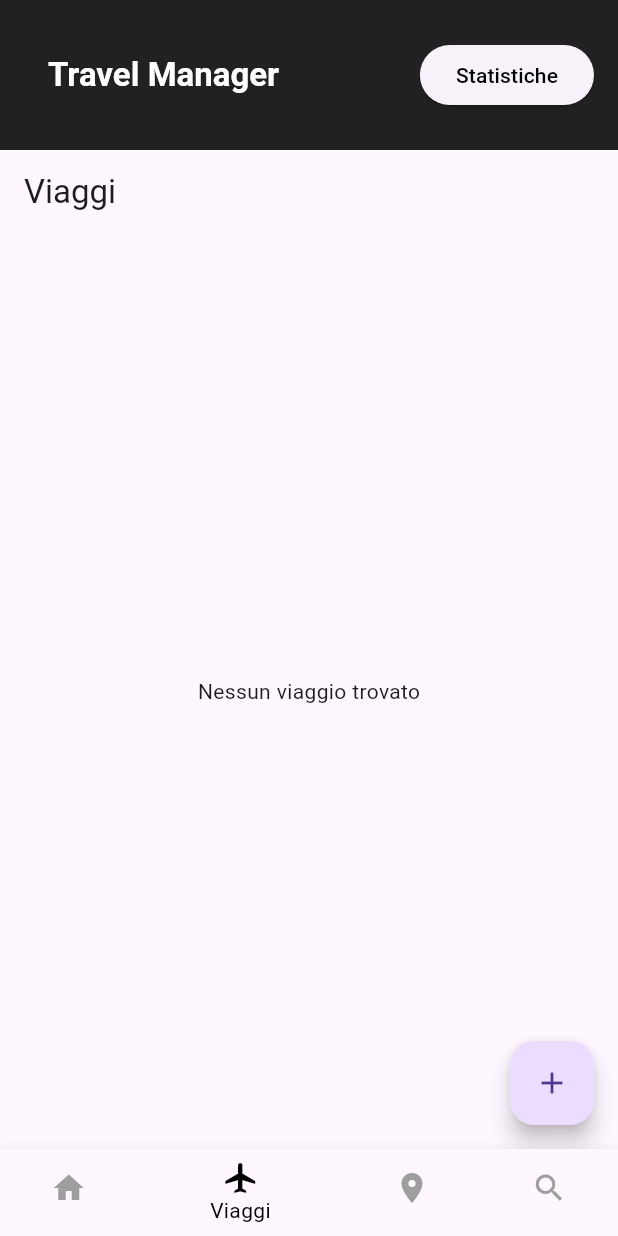
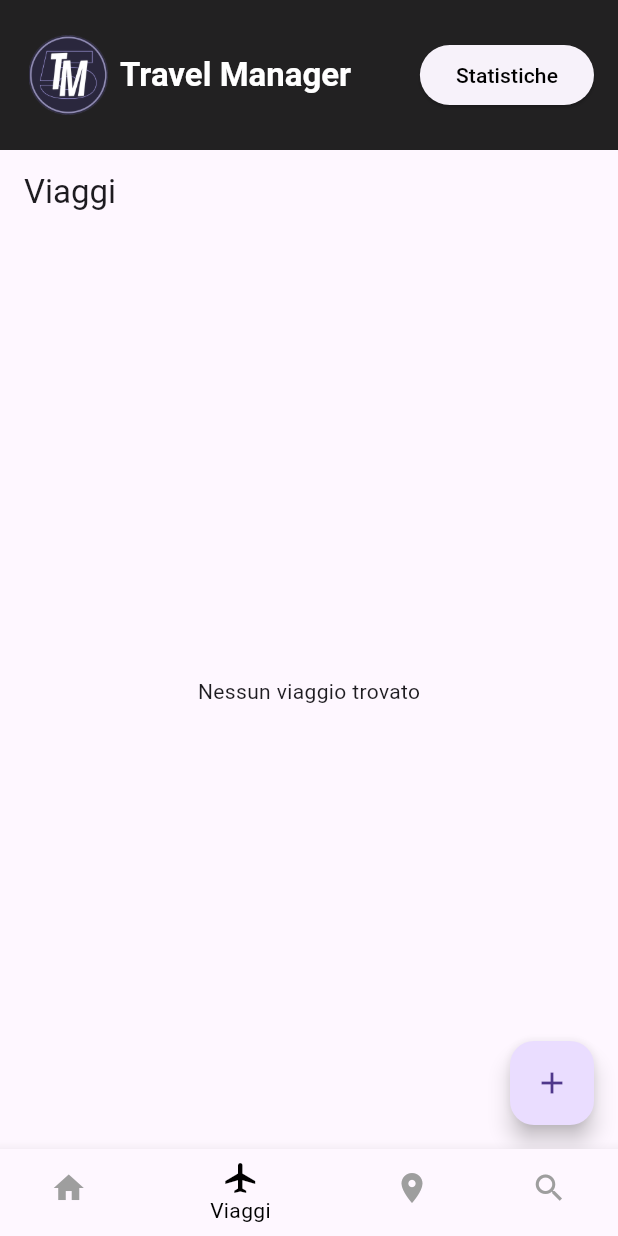
Before and after one commit to antoniosantarpia/mobile, a Flutter app: the screen it shows after launch, swiped to page 2, on a phone screen of 412 x 824 dp. Run offline on Flutter 3.47's test engine with Material 3 defaults, Android fonts, the phone set to English and light mode, and no system bars; our stand-ins replace sqflite; accounts and stored records are empty.

Commit message:
initial commit

```diff
--- a/lib/homescreen.dart
+++ b/lib/homescreen.dart
@@ -120,7 +120,6 @@ class _HomePageContentState extends State<HomePageContent> {
                       destinazione.nome,
                       style: const TextStyle(fontWeight: FontWeight.bold),
                     ),
-                    trailing: const Icon(Icons.arrow_forward_ios),
                   ),
                 );
               },
--- a/lib/main.dart
+++ b/lib/main.dart
@@ -3,7 +3,7 @@ import 'tripscreen.dart';
 import 'destinationscreen.dart';
 import 'searchscreen.dart';
 import 'statisticsscreen.dart';
-import 'homescreen.dart'; // Importa il nuovo file homescreen.dart
+import 'homescreen.dart';
 
 void main() {
   runApp(const MyApp());
@@ -47,7 +47,12 @@ class _HomeScreenState extends State<HomeScreen> {
         backgroundColor: Colors.black87,
         title: Row(
           children: [
-            const SizedBox(width: 16),
+            const SizedBox(width: 3),
+            Image.asset(
+              'assets/images/icon.png', // Percorso dell'icona aggiunta
+              height: 53, // Altezza desiderata dell'icona
+            ),
+            const SizedBox(width: 8),
             const Text(
               'Travel Manager',
               style: TextStyle(color: Colors.white, fontWeight: FontWeight.bold),
--- a/pubspec.yaml
+++ b/pubspec.yaml
@@ -66,6 +66,7 @@ flutter:
   - assets/images/viaggio1.png
   - assets/images/viaggio2.png
   - assets/images/viaggio3.png
+  - assets/images/icon.png
 
   # An image asset can refer to one or more resolution-specific "variants", see
   # https://flutter.dev/assets-and-images/#resolution-aware
```
Also changed, not shown: assets/images/icon.png (added).
